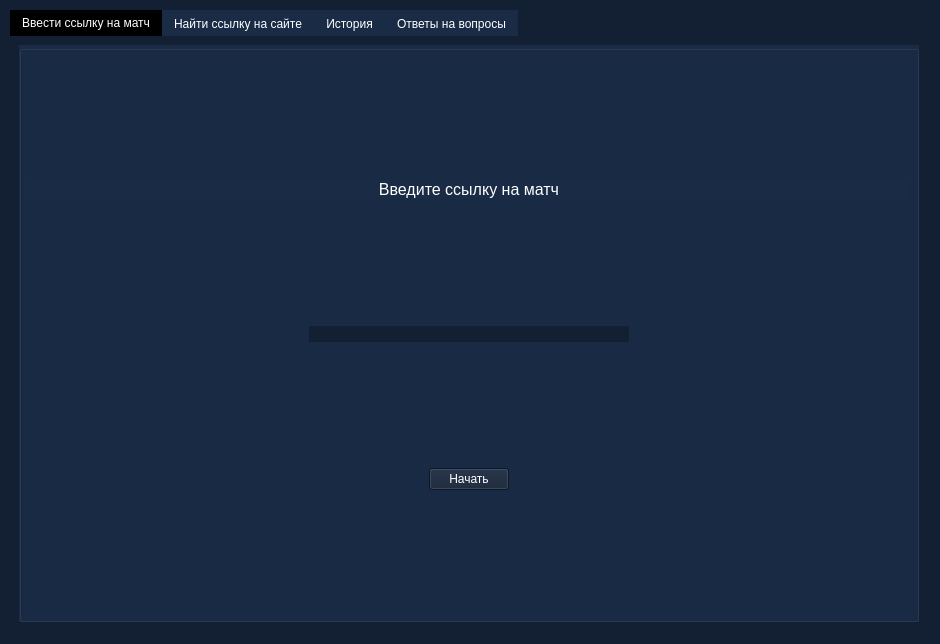
Old version of the form qt/uis/first_window_try.ui in the repository CodderLord/CS_GO_analythics.
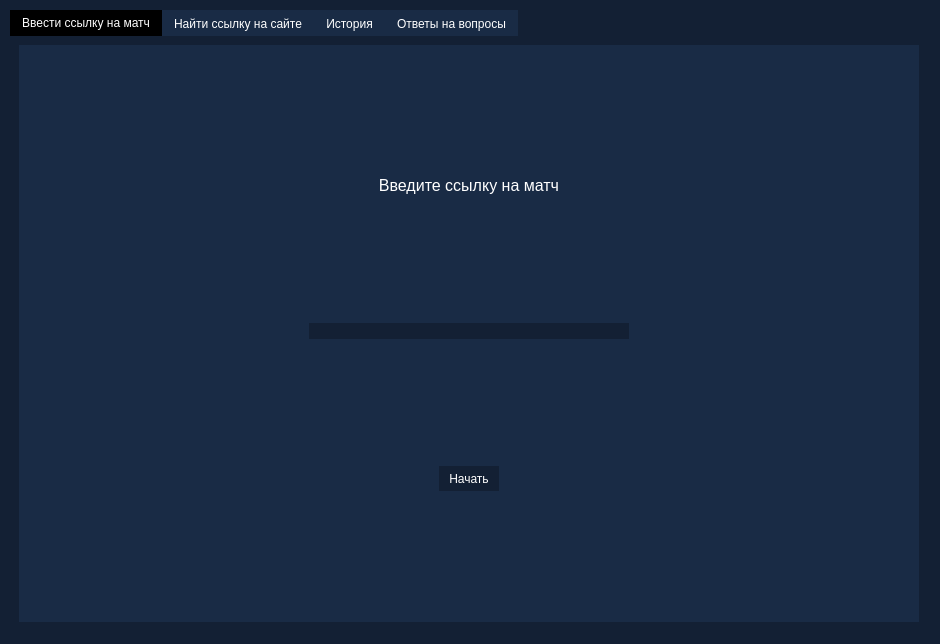
New version of the form.

What changed in the file:
```diff
--- a/qt/uis/first_window_try.ui
+++ b/qt/uis/first_window_try.ui
@@ -137,7 +137,8 @@
      <item row="0" column="0">
       <widget class="QGroupBox" name="groupBox_input">
        <property name="styleSheet">
-        <string notr="true">background-color: rgb(25, 43, 69);</string>
+        <string notr="true">background-color: rgb(25, 43, 69);
+border: 1px;</string>
        </property>
        <property name="title">
         <string/>
@@ -222,6 +223,12 @@
         </item>
         <item row="6" column="0" alignment="Qt::AlignHCenter">
          <widget class="QPushButton" name="next_button">
+          <property name="minimumSize">
+           <size>
+            <width>60</width>
+            <height>25</height>
+           </size>
+          </property>
           <property name="styleSheet">
            <string notr="true">color: rgb(255, 255, 255);
 background-color: rgb(19, 32, 52);</string>
@@ -288,6 +295,25 @@
     </layout>
    </widget>
   </widget>
+  <widget class="QLabel" name="help_label">
+   <property name="geometry">
+    <rect>
+     <x>0</x>
+     <y>0</y>
+     <width>951</width>
+     <height>641</height>
+    </rect>
+   </property>
+   <property name="text">
+    <string/>
+   </property>
+  </widget>
+  <zorder>third_movie</zorder>
+  <zorder>second_movie</zorder>
+  <zorder>four_movie</zorder>
+  <zorder>first_movie</zorder>
+  <zorder>help_label</zorder>
+  <zorder>tabWidgets</zorder>
  </widget>
  <resources/>
  <connections/>
```
Left out of the diff: 9 changed lines with no effect on the pictures.
